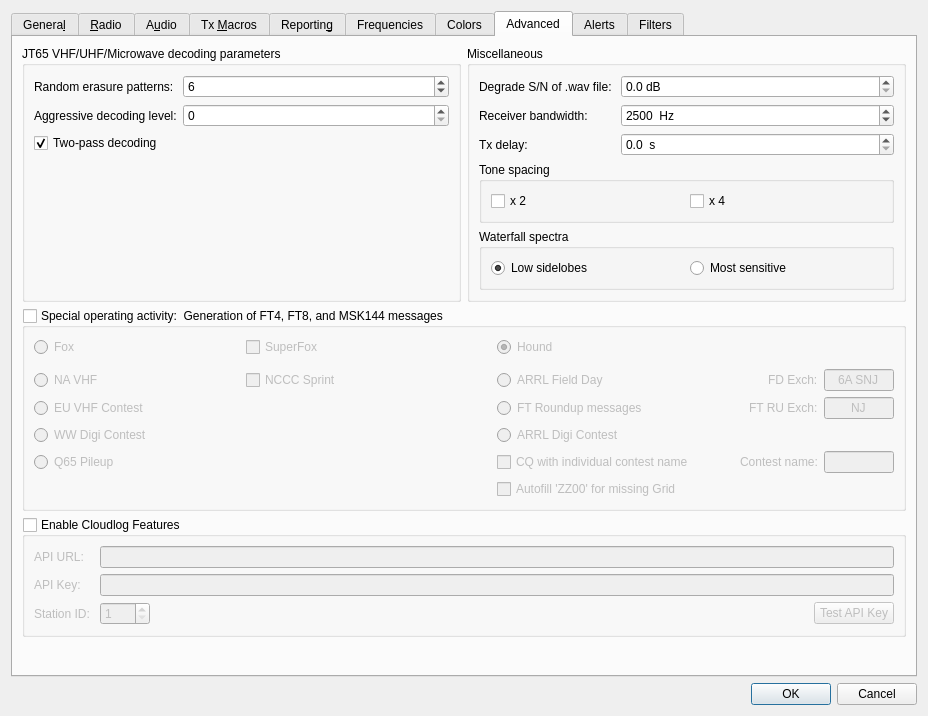
The window that Configuration_Alerts_PLUS.ui (uaro-radio/wsjtx) describes before a commit, drawn with Qt 5.
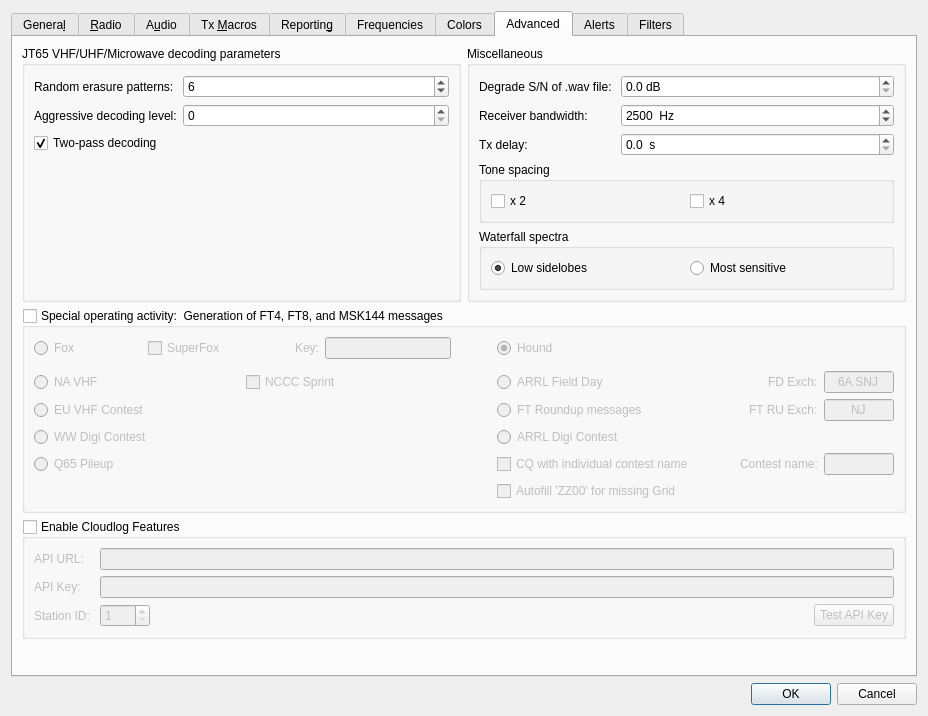
The same window after the commit. The open tabs and pages were chosen to show the change. Custom widgets are drawn as their Qt base class.

Diff of the .ui file:
```diff
--- a/Configuration_Alerts_PLUS.ui
+++ b/Configuration_Alerts_PLUS.ui
@@ -3406,7 +3406,7 @@
            </widget>
           </item>
           <item row="0" column="0" colspan="2">
-           <layout class="QHBoxLayout" name="foxLayout_23">
+           <layout class="QHBoxLayout" name="foxLayout_23" stretch="0,1,0,1,0,2">
             <item>
              <widget class="QRadioButton" name="rbFox">
               <property name="toolTip">
@@ -3426,6 +3426,19 @@
               </attribute>
              </widget>
             </item>
+            <item>
+             <spacer name="horizontalSpacer_15">
+              <property name="orientation">
+               <enum>Qt::Horizontal</enum>
+              </property>
+              <property name="sizeHint" stdset="0">
+               <size>
+                <width>5</width>
+                <height>20</height>
+               </size>
+              </property>
+             </spacer>
+            </item>
             <item>
              <widget class="QCheckBox" name="cbSuperFox">
               <property name="text">
@@ -3433,6 +3446,36 @@
               </property>
              </widget>
             </item>
+            <item>
+             <spacer name="horizontalSpacer_16">
+              <property name="orientation">
+               <enum>Qt::Horizontal</enum>
+              </property>
+              <property name="sizeHint" stdset="0">
+               <size>
+                <width>5</width>
+                <height>20</height>
+               </size>
+              </property>
+             </spacer>
+            </item>
+            <item>
+             <widget class="QLabel" name="sfkey_label">
+              <property name="text">
+               <string>Key:</string>
+              </property>
+             </widget>
+            </item>
+            <item>
+             <widget class="QLineEdit" name="FoxKey">
+              <property name="minimumSize">
+               <size>
+                <width>50</width>
+                <height>0</height>
+               </size>
+              </property>
+             </widget>
+            </item>
            </layout>
           </item>
          </layout>
```
Left out of the diff: 8 changed lines with no effect on the pictures.
